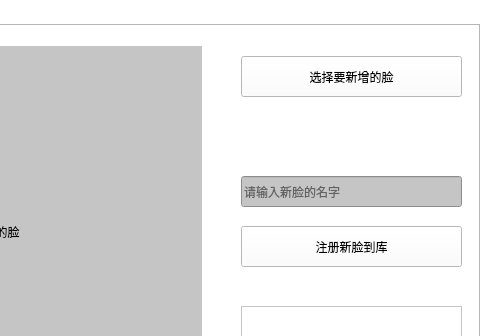
Above: IndexUI.ui from CoderLiHu/face_id_engineer_homework before the change; both pictures show x 271 to 751 and y 0 to 336 of the 751 by 441 pixel window. Below: the same form after it.
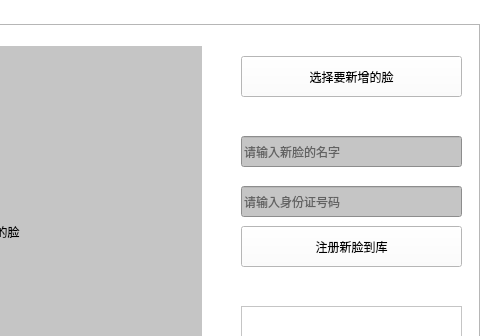
That is the form after the change. The open tabs and pages were chosen to show the change.

Diff of the .ui file:
```diff
--- a/IndexUI.ui
+++ b/IndexUI.ui
@@ -135,7 +135,7 @@
     <property name="geometry">
      <rect>
       <x>510</x>
-      <y>150</y>
+      <y>110</y>
       <width>221</width>
       <height>31</height>
      </rect>
@@ -160,6 +160,28 @@
      </rect>
     </property>
    </widget>
+   <widget class="QLineEdit" name="addFaceID_lineEdit">
+    <property name="geometry">
+     <rect>
+      <x>510</x>
+      <y>160</y>
+      <width>221</width>
+      <height>31</height>
+     </rect>
+    </property>
+    <property name="styleSheet">
+     <string notr="true">background-color: rgb(197, 197, 197);</string>
+    </property>
+    <property name="text">
+     <string/>
+    </property>
+    <property name="dragEnabled">
+     <bool>false</bool>
+    </property>
+    <property name="placeholderText">
+     <string>请输入身份证号码</string>
+    </property>
+   </widget>
   </widget>
   <widget class="QWidget" name="delMember_tab">
    <attribute name="title">
```
Left out of the diff: 134 changed lines with no effect on the pictures.
